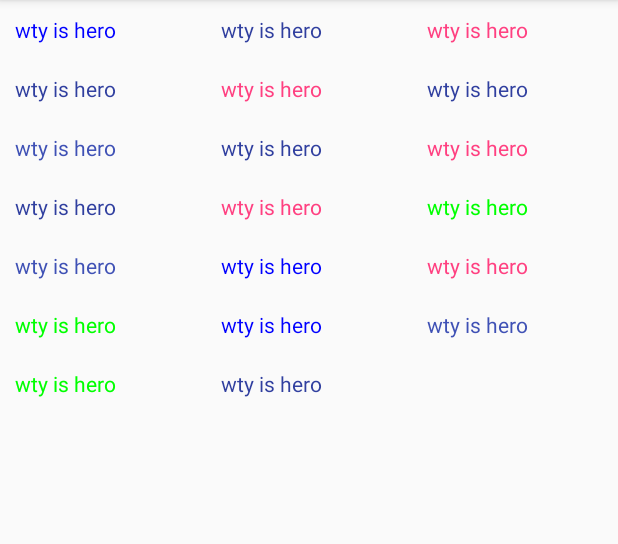
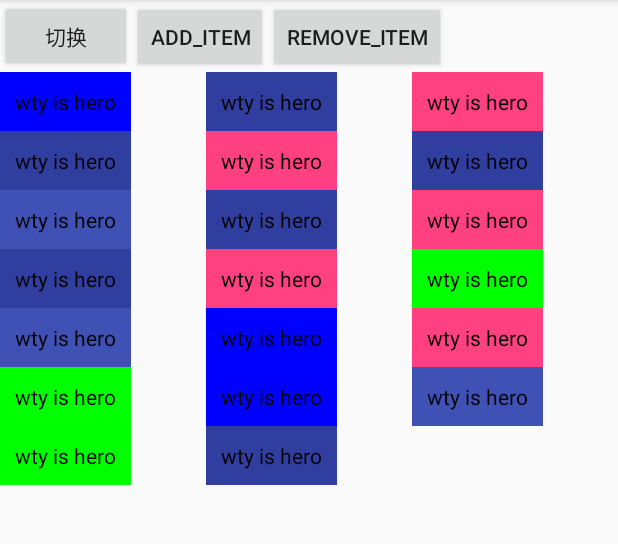
Before and after one commit to rongxianren/HighLevel_UI_RecyclerView_1, an Android app: the screen it shows after launch (MainActivity), on a phone screen of 412 x 824 dp, the part 84-628 px from its top. Run offline under Robolectric (Android 15) with nearby library versions, the phone set to English and light mode, and no system bars.

Commit message:
简单封装了一下 Adapter

```diff
--- a/app/src/main/java/com/rongxianren/highlevel_ui_recyclerview_1/MainActivity.java
+++ b/app/src/main/java/com/rongxianren/highlevel_ui_recyclerview_1/MainActivity.java
@@ -2,18 +2,26 @@ package com.rongxianren.highlevel_ui_recyclerview_1;
 
 import android.os.Bundle;
 import android.support.v7.app.AppCompatActivity;
+import android.support.v7.widget.DefaultItemAnimator;
 import android.support.v7.widget.GridLayoutManager;
+import android.support.v7.widget.LinearLayoutCompat;
+import android.support.v7.widget.LinearLayoutManager;
 import android.support.v7.widget.RecyclerView;
+import android.view.View;
+import android.widget.Toast;
 
 import java.util.ArrayList;
 import java.util.List;
 import java.util.Random;
 
-public class MainActivity extends AppCompatActivity {
+public class MainActivity extends AppCompatActivity implements MyRecyclerViewAdapter.RecyclerItemClick {
 
 
     private RecyclerView recyclerView;
     private String[] data = {"hello word", "wty is hero", "I love fishC", "hahhhahahhahahah", "bitch"};
+    private boolean layoutFlag = true;
+    private MyRecyclerViewAdapter myRecyclerViewAdapter = null;
+    private Random random = new Random();
 
 
     @Override
@@ -24,14 +32,47 @@ public class MainActivity extends AppCompatActivity {
 
         List<String> dataList = new ArrayList<String>();
         for (int i = 0; i < 20; i++) {
-            dataList.add(data[new Random().nextInt(data.length)]);
+            random = new Random();
+            dataList.add(data[random.nextInt(data.length)]);
         }
-        MyRecyclerViewAdapter myRecyclerViewAdapter = new MyRecyclerViewAdapter(dataList);
+        myRecyclerViewAdapter = new MyRecyclerViewAdapter(dataList);
+        myRecyclerViewAdapter.setOnItemClickListener(this);
 //        recyclerView.setLayoutManager(new LinearLayoutManager(this, LinearLayoutManager.HORIZONTAL, false));
 //        recyclerView.setLayoutManager(new LinearLayoutManager(this, LinearLayoutManager.VERTICAL, false));
 //        recyclerView.setLayoutManager(new StaggeredGridLayoutManager(3, StaggeredGridLayoutManager.HORIZONTAL));
         recyclerView.setLayoutManager(new GridLayoutManager(this, 3, GridLayoutManager.VERTICAL, false));
         recyclerView.setAdapter(myRecyclerViewAdapter);
+        recyclerView.setItemAnimator(new DefaultItemAnimator());////添加默认item动画效果
 
     }
+
+
+    /**
+     * 可以动态的切换  item的布局效果
+     *
+     * @param view
+     */
+    public void change(View view) {
+        if (layoutFlag) {
+            recyclerView.setLayoutManager(new LinearLayoutManager(this, LinearLayoutManager.VERTICAL, false));
+            layoutFlag = false;
+        } else {
+            recyclerView.setLayoutManager(new GridLayoutManager(this, 3, GridLayoutManager.VERTICAL, false));
+            layoutFlag = true;
+        }
+    }
+
+    public void addItem(View view) {
+        myRecyclerViewAdapter.addData("heehhehe" + random.nextInt(100));
+    }
+
+    public void removeItem(View view) {
+        myRecyclerViewAdapter.removeItem(4);
+    }
+
+
+    @Override
+    public void itemClick(int position) {
+        Toast.makeText(this, "------点我干嘛------" + position, Toast.LENGTH_SHORT).show();
+    }
 }
--- a/app/src/main/java/com/rongxianren/highlevel_ui_recyclerview_1/MyRecyclerViewAdapter.java
+++ b/app/src/main/java/com/rongxianren/highlevel_ui_recyclerview_1/MyRecyclerViewAdapter.java
@@ -1,5 +1,6 @@
 package com.rongxianren.highlevel_ui_recyclerview_1;
 
+import android.graphics.Color;
 import android.support.v7.widget.RecyclerView;
 import android.view.LayoutInflater;
 import android.view.View;
@@ -19,6 +20,8 @@ public class MyRecyclerViewAdapter extends RecyclerView.Adapter<MyRecyclerViewAd
     private int[] colors = {R.color.colorAccent, R.color.colorBlue, R.color.colorGreen, R.color.colorPrimary, R.color.colorPrimaryDark};
     private Random random = new Random();
 
+    private RecyclerItemClick recyclerItemClick;
+
     public MyRecyclerViewAdapter(List<String> data) {
         this.data = data;
     }
@@ -31,16 +34,38 @@ public class MyRecyclerViewAdapter extends RecyclerView.Adapter<MyRecyclerViewAd
     }
 
     @Override
-    public void onBindViewHolder(MyViewHolder holder, int position) {
+    public void onBindViewHolder(MyViewHolder holder, final int position) {
         holder.textView.setText(data.get(position));
         int color = holder.textView.getResources().getColor(colors[random.nextInt(colors.length)]);
-        holder.textView.setTextColor(color);
+        holder.textView.setTextColor(Color.parseColor("#000000"));
+        holder.textView.setBackgroundColor(color);
+
+        if (null != recyclerItemClick)
+            holder.itemView.setOnClickListener(new View.OnClickListener() {
+                @Override
+                public void onClick(View v) {
+                    recyclerItemClick.itemClick(position);
+                }
+            });
     }
 
     @Override
     public int getItemCount() {
         return null == data ? 0 : data.size();
     }
+
+    public void addData(String item) {
+        data.add(3, item);
+        this.notifyItemInserted(3);
+    }
+
+    public void removeItem(int position) {
+        if (position > 0 && position < data.size()) {
+            data.remove(position);
+            this.notifyItemRemoved(position);
+        }
+    }
+
 
     public class MyViewHolder extends RecyclerView.ViewHolder {
         TextView textView;
@@ -49,6 +74,14 @@ public class MyRecyclerViewAdapter extends RecyclerView.Adapter<MyRecyclerViewAd
             super(itemView);
             textView = (TextView) itemView.findViewById(R.id.textview);
         }
+    }
 
+
+    public void setOnItemClickListener(RecyclerItemClick listener) {
+        this.recyclerItemClick = listener;
+    }
+
+    public interface RecyclerItemClick {
+        void itemClick(int position);
     }
 }
--- a/app/src/main/res/layout/activity_main.xml
+++ b/app/src/main/res/layout/activity_main.xml
@@ -1,13 +1,43 @@
 <?xml version="1.0" encoding="utf-8"?>
-<RelativeLayout xmlns:android="http://schemas.android.com/apk/res/android"
+<LinearLayout xmlns:android="http://schemas.android.com/apk/res/android"
     xmlns:tools="http://schemas.android.com/tools"
     android:id="@+id/activity_main"
     android:layout_width="match_parent"
     android:layout_height="match_parent"
+    android:orientation="vertical"
     tools:context="com.rongxianren.highlevel_ui_recyclerview_1.MainActivity">
+
+    <LinearLayout
+        android:layout_width="wrap_content"
+        android:layout_height="wrap_content"
+        android:orientation="horizontal">
+
+        <Button
+            android:id="@+id/btn_change"
+            android:layout_width="wrap_content"
+            android:layout_height="wrap_content"
+            android:onClick="change"
+            android:text="切换" />
+
+        <Button
+            android:id="@+id/btn_add"
+            android:layout_width="wrap_content"
+            android:layout_height="wrap_content"
+            android:onClick="addItem"
+            android:text="add_item" />
+
+        <Button
+            android:id="@+id/btn_remove"
+            android:layout_width="wrap_content"
+            android:layout_height="wrap_content"
+            android:onClick="removeItem"
+            android:text="remove_item" />
+
+    </LinearLayout>
+
 
     <android.support.v7.widget.RecyclerView
         android:id="@+id/recyclerview"
         android:layout_width="match_parent"
         android:layout_height="match_parent" />
-</RelativeLayout>
+</LinearLayout>
```
